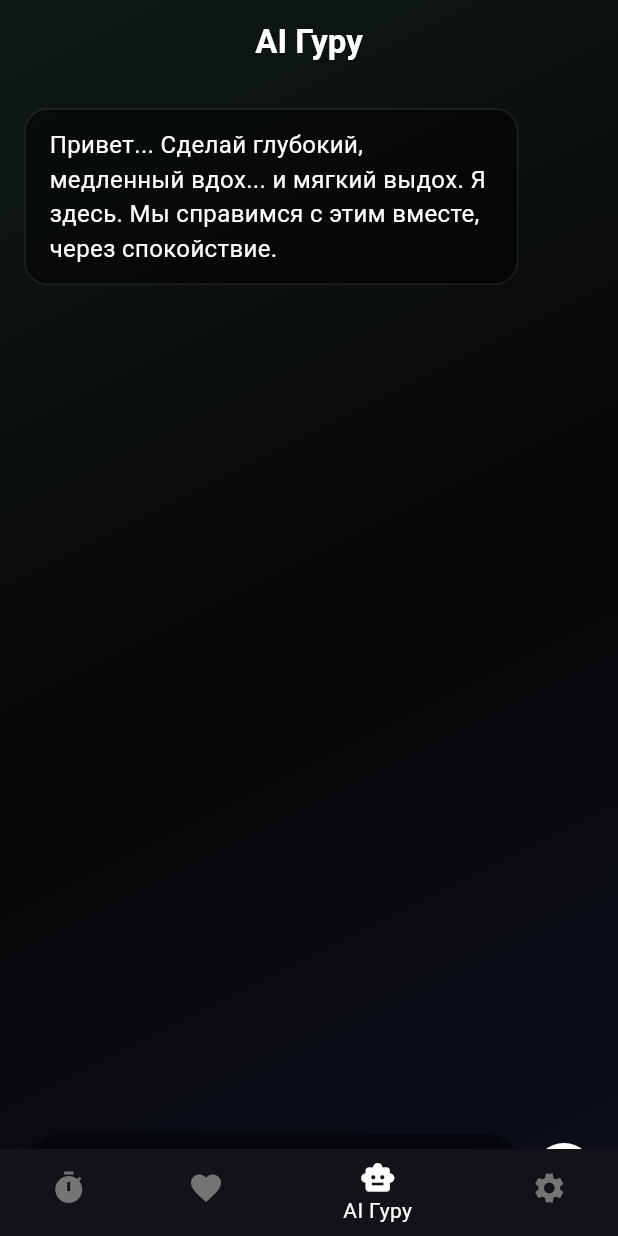
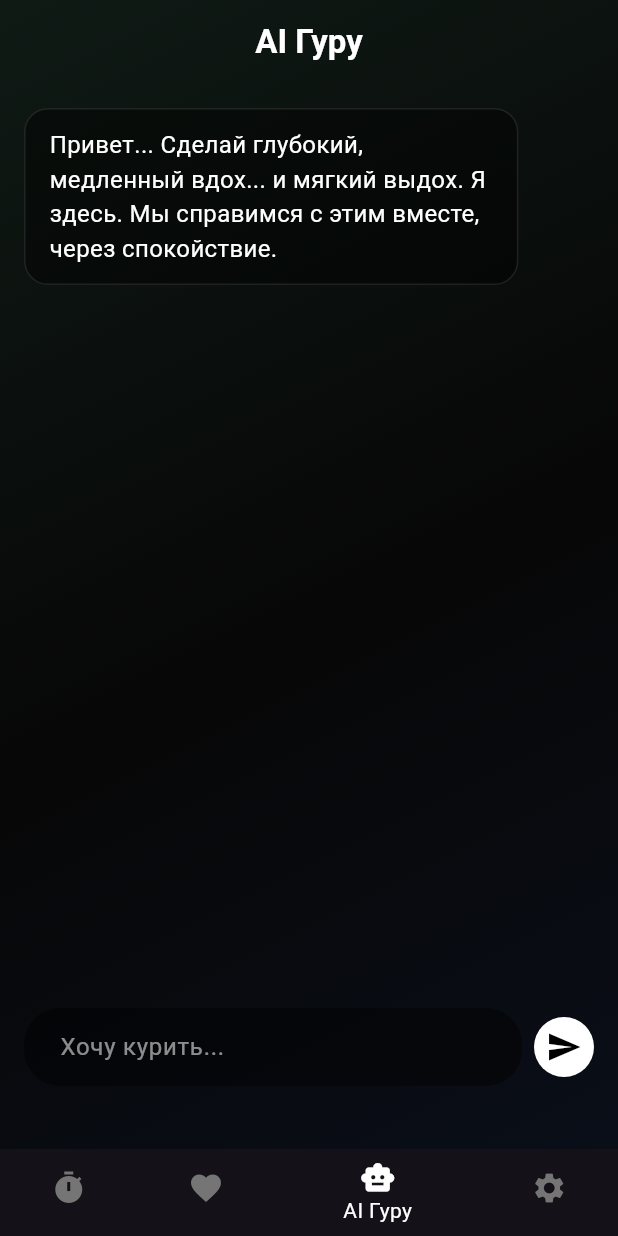
Before and after one commit to baddesigner404-cpu/rauchfrei, a Flutter app: the MainScreen screen opened directly, item 3 of the bottom bar chosen, on a phone screen of 412 x 824 dp. Run offline on Flutter 3.47's test engine with Material 3 defaults, Android fonts, the phone set to English and light mode, and no system bars; our stand-ins replace flutter_tts, google_generative_ai, shared_preferences; missing offline and left inert: dart:html; accounts and stored records are empty.

Commit message:
UI: Fix keyboard and nav bar overlapping chat input

```diff
--- a/lib/screens/ai_guru_screen.dart
+++ b/lib/screens/ai_guru_screen.dart
@@ -169,7 +169,12 @@ class _AiGuruScreenState extends State<AiGuruScreen> {
               child: CircularProgressIndicator(color: Colors.white),
             ),
           Padding(
-            padding: const EdgeInsets.all(16.0),
+            padding: EdgeInsets.only(
+              left: 16.0,
+              right: 16.0,
+              top: 16.0,
+              bottom: MediaQuery.of(context).viewInsets.bottom > 0 ? 16.0 : 100.0,
+            ),
             child: Row(
               children: [
                 Expanded(
--- a/lib/screens/main_screen.dart
+++ b/lib/screens/main_screen.dart
@@ -66,11 +66,13 @@ class _MainScreenState extends State<MainScreen> {
           ),
         ],
       ),
-      bottomNavigationBar: ClipRRect(
-        child: BackdropFilter(
-          filter: ImageFilter.blur(sigmaX: 20.0, sigmaY: 20.0),
-          child: BottomNavigationBar(
-            currentIndex: _currentIndex,
+      bottomNavigationBar: MediaQuery.of(context).viewInsets.bottom > 0
+        ? const SizedBox.shrink()
+        : ClipRRect(
+            child: BackdropFilter(
+              filter: ImageFilter.blur(sigmaX: 20.0, sigmaY: 20.0),
+              child: BottomNavigationBar(
+                currentIndex: _currentIndex,
             onTap: (index) {
               setState(() {
                 _currentIndex = index;
```
